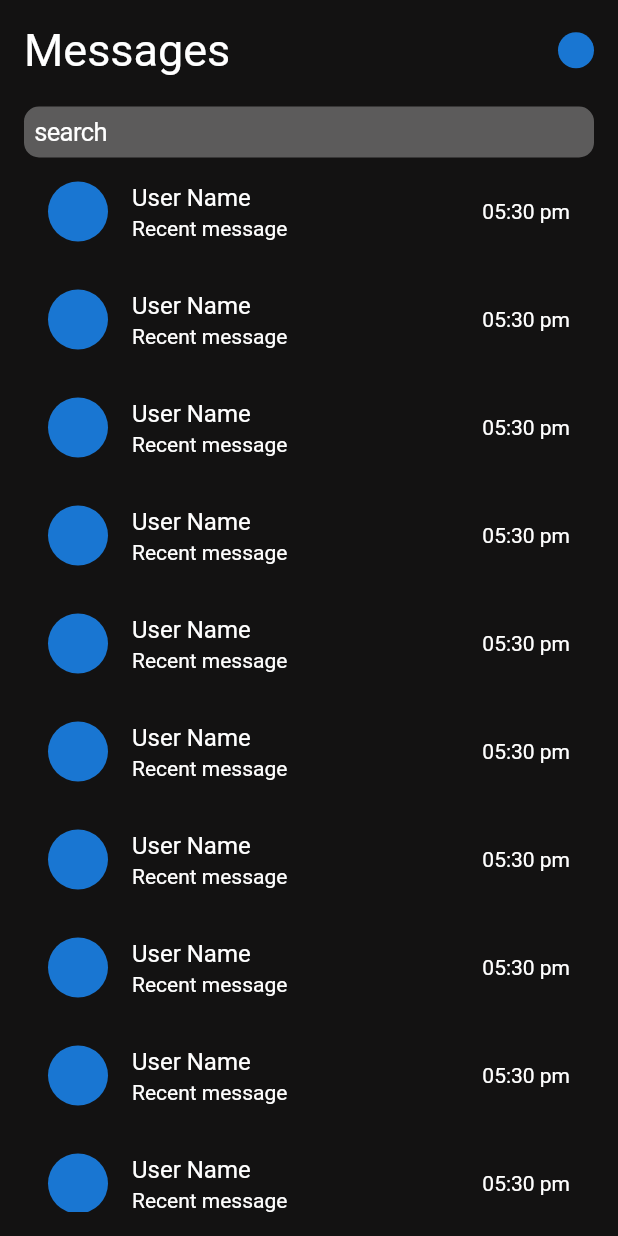
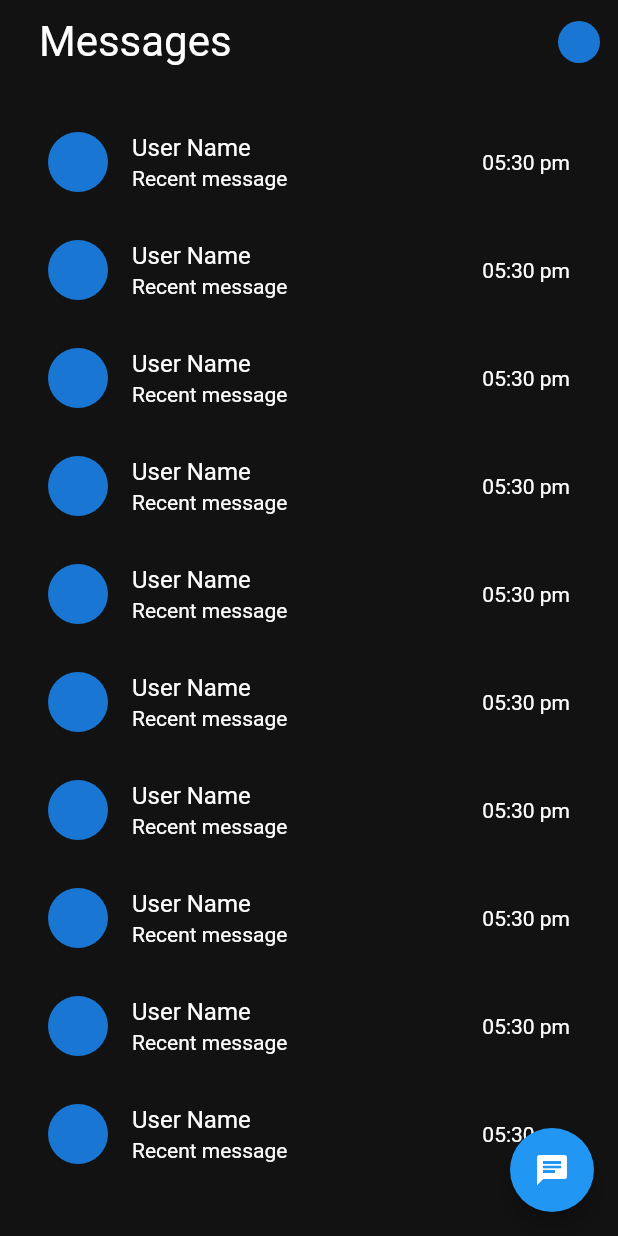
Before and after one commit to sanjay-023/babble_chat_app_flutter, a Flutter app: the screen it shows once a user with an empty profile is signed in, on a phone screen of 412 x 824 dp. Run offline on Flutter 3.47's test engine with Material 2 defaults, Android fonts, the light colour scheme and no system bars; our stand-ins replace cloud_firestore, firebase_auth, firebase_core, get, google_sign_in; accounts and stored records are empty.

Commit message:
search completed

```diff
--- a/lib/app/modules/home/views/home_view.dart
+++ b/lib/app/modules/home/views/home_view.dart
@@ -1,6 +1,6 @@
 import 'package:babbleapp/app/modules/home/views/widget/list_widget.dart';
 import 'package:babbleapp/app/modules/profile/views/profile_view.dart';
-import 'package:flutter/cupertino.dart';
+import 'package:babbleapp/app/modules/search/views/search_view.dart';
 import 'package:flutter/material.dart';
 
 import 'package:get/get.dart';
@@ -11,41 +11,43 @@ class HomeView extends GetView<HomeController> {
   @override
   Widget build(BuildContext context) {
     return Scaffold(
+        appBar: AppBar(
+          backgroundColor: Colors.transparent,
+          elevation: 0,
+          title: Padding(
+            padding: const EdgeInsets.only(left: 10),
+            child: Text(
+              "Messages",
+              style: TextStyle(fontSize: 28, fontWeight: FontWeight.normal),
+            ),
+          ),
+          actions: [
+            InkWell(
+              onTap: () {
+                Get.to(ProfileView());
+              },
+              child: Padding(
+                padding: const EdgeInsets.only(right: 12),
+                child: CircleAvatar(
+                  radius: 14,
+                ),
+              ),
+            )
+          ],
+        ),
+        floatingActionButton: FloatingActionButton(
+          onPressed: () {
+            Get.to(SearchView());
+          },
+          child: Icon(Icons.chat),
+        ),
         backgroundColor: Color.fromARGB(255, 19, 18, 18),
         body: Padding(
           padding: const EdgeInsets.all(16),
           child: SizedBox(
             child: Column(children: [
-              SafeArea(
-                child: Row(
-                  mainAxisAlignment: MainAxisAlignment.spaceBetween,
-                  children: [
-                    Text(
-                      "Messages",
-                      style: TextStyle(color: Colors.white, fontSize: 30),
-                    ),
-                    InkWell(
-                      onTap: () {
-                        Get.to(ProfileView());
-                      },
-                      child: CircleAvatar(
-                        radius: 12,
-                      ),
-                    )
-                  ],
-                ),
-              ),
-              SizedBox(
-                height: 20,
-              ),
-              CupertinoTextField(
-                decoration: BoxDecoration(
-                    color: Color.fromARGB(79, 255, 255, 255),
-                    borderRadius: BorderRadius.circular(10)),
-                placeholder: "search",
-                placeholderStyle: TextStyle(color: Colors.white),
-              ),
               Expanded(
+                flex: 3,
                 child: ListWidget(),
               )
             ]),
--- a/lib/app/routes/app_routes.dart
+++ b/lib/app/routes/app_routes.dart
@@ -12,6 +12,7 @@ abstract class Routes {
   static const CHAT = _Paths.CHAT;
   static const SAUTHENTICATION = _Paths.SAUTHENTICATION;
   static const AUTHENTICATION = _Paths.AUTHENTICATION;
+  static const SEARCH = _Paths.SEARCH;
 }
 
 abstract class _Paths {
@@ -25,4 +26,5 @@ abstract class _Paths {
   static const CHAT = '/chat';
   static const SAUTHENTICATION = '/sauthentication';
   static const AUTHENTICATION = '/authentication';
+  static const SEARCH = '/search';
 }
```
Also changed, not shown: lib/app/modules/search/bindings/search_binding.dart (added, +12 -0 lines), lib/app/modules/search/controllers/search_controller.dart (added, +36 -0 lines), lib/app/modules/search/views/search_list.dart (added, +54 -0 lines), lib/app/modules/search/views/search_view.dart (added, +55 -0 lines), lib/app/routes/app_pages.dart (+7 -0 lines).
